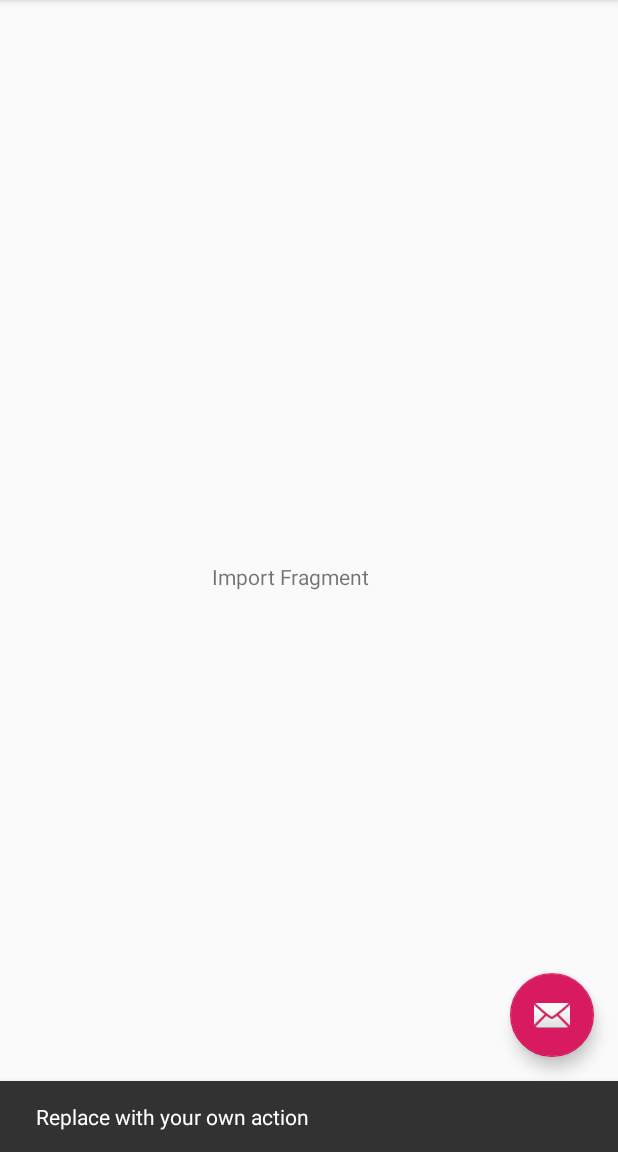
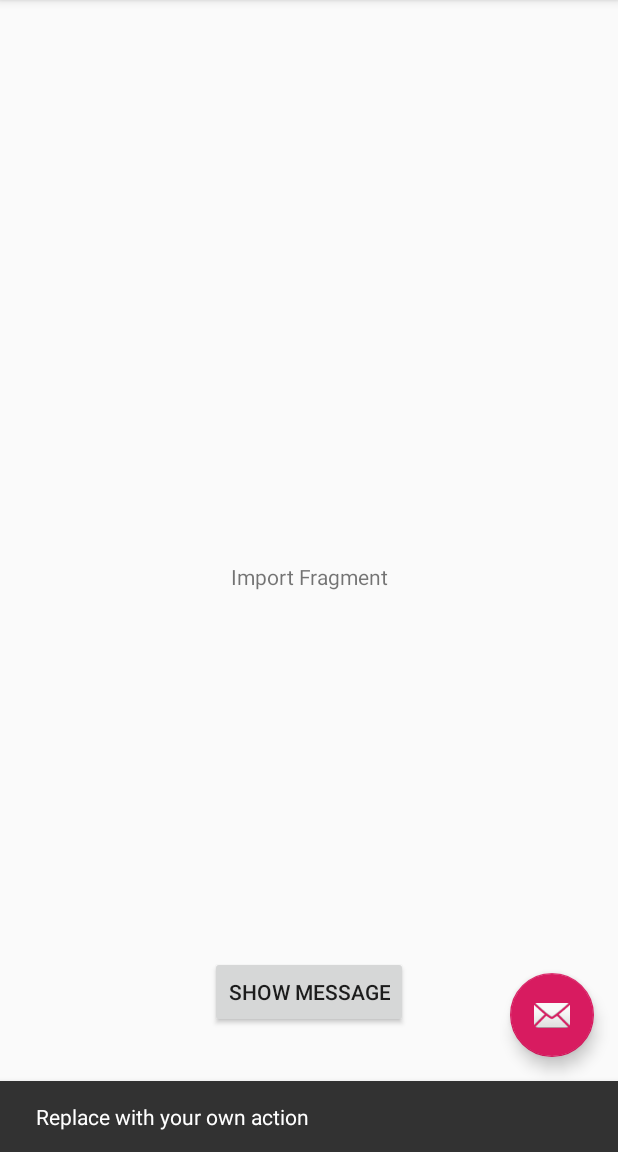
Before and after one commit to kyi5059/Lab34Fragment, an Android app: the fragment BlankFragment placed in its activity, after a tap on an icon or button, on a phone screen of 412 x 824 dp, the part 84-1236 px from its top. Run offline under Robolectric (Android 15) with nearby library versions, the phone set to English and light mode, and no system bars.

Commit message:
updated blank fragment

```diff
--- a/app/src/main/java/my/edu/tarc/lab34fragment/BlankFragment.java
+++ b/app/src/main/java/my/edu/tarc/lab34fragment/BlankFragment.java
@@ -6,6 +6,8 @@ import android.support.v4.app.Fragment;
 import android.view.LayoutInflater;
 import android.view.View;
 import android.view.ViewGroup;
+import android.widget.Button;
+import android.widget.TextView;
 
 
 /**
@@ -23,7 +25,19 @@ public class BlankFragment extends Fragment {
     public View onCreateView(LayoutInflater inflater, ViewGroup container,
                              Bundle savedInstanceState) {
         // Inflate the layout for this fragment
-        return inflater.inflate(R.layout.fragment_blank, container, false);
+        final TextView textViewMessage;
+        Button buttonShowMessage;
+        View view ;
+        view = inflater.inflate(R.layout.fragment_blank, container, false);
+        textViewMessage = view.findViewById(R.id.textViewMessage);
+        buttonShowMessage = view.findViewById(R.id.buttonShowMessage);
+        buttonShowMessage.setOnClickListener(new View.OnClickListener() {
+            @Override
+            public void onClick(View v) {
+                textViewMessage.setText("Hello Import Fragment");
+            }
+        });
+        return view;
     }
 
 }
--- a/app/src/main/java/my/edu/tarc/lab34fragment/MainActivity.java
+++ b/app/src/main/java/my/edu/tarc/lab34fragment/MainActivity.java
@@ -96,7 +96,16 @@ public class MainActivity extends AppCompatActivity
             //5. Commit a transaction
             fragmentTransaction.commit();
         } else if (id == R.id.nav_gallery) {
-
+            //1. Create a Fragment manager
+            FragmentManager fragmentManager = getSupportFragmentManager();
+            //2. Create a frtransaction
+            FragmentTransaction fragmentTransaction = fragmentManager.beginTransaction();
+            //3. Create an instance of a fragment
+            GalleryFragment fragment = new GalleryFragment();
+            //4. Perform fragment transaction
+            fragmentTransaction.replace(R.id.fragment_container, fragment);
+            //5. Commit a transaction
+            fragmentTransaction.commit();
         } else if (id == R.id.nav_slideshow) {
 
         } else if (id == R.id.nav_manage) {
--- a/app/src/main/res/layout/fragment_blank.xml
+++ b/app/src/main/res/layout/fragment_blank.xml
@@ -8,13 +8,29 @@
 
     <!-- TODO: Update blank fragment layout -->
     <TextView
-        android:id="@+id/textView3"
-        android:layout_width="130dp"
-        android:layout_height="19dp"
+        android:id="@+id/textViewMessage"
+        android:layout_width="wrap_content"
+        android:layout_height="wrap_content"
         android:text="Import Fragment"
         app:layout_constraintBottom_toBottomOf="parent"
         app:layout_constraintEnd_toEndOf="parent"
         app:layout_constraintStart_toStartOf="parent"
         app:layout_constraintTop_toTopOf="parent" />
 
+    <Button
+        android:id="@+id/buttonShowMessage"
+        android:layout_width="wrap_content"
+        android:layout_height="wrap_content"
+        android:layout_marginStart="8dp"
+        android:layout_marginLeft="8dp"
+        android:layout_marginTop="168dp"
+        android:layout_marginEnd="8dp"
+        android:layout_marginRight="8dp"
+        android:layout_marginBottom="8dp"
+        android:text="Show Message"
+        app:layout_constraintBottom_toBottomOf="parent"
+        app:layout_constraintEnd_toEndOf="parent"
+        app:layout_constraintStart_toStartOf="parent"
+        app:layout_constraintTop_toBottomOf="@+id/textViewMessage" />
+
 </android.support.constraint.ConstraintLayout>
```
